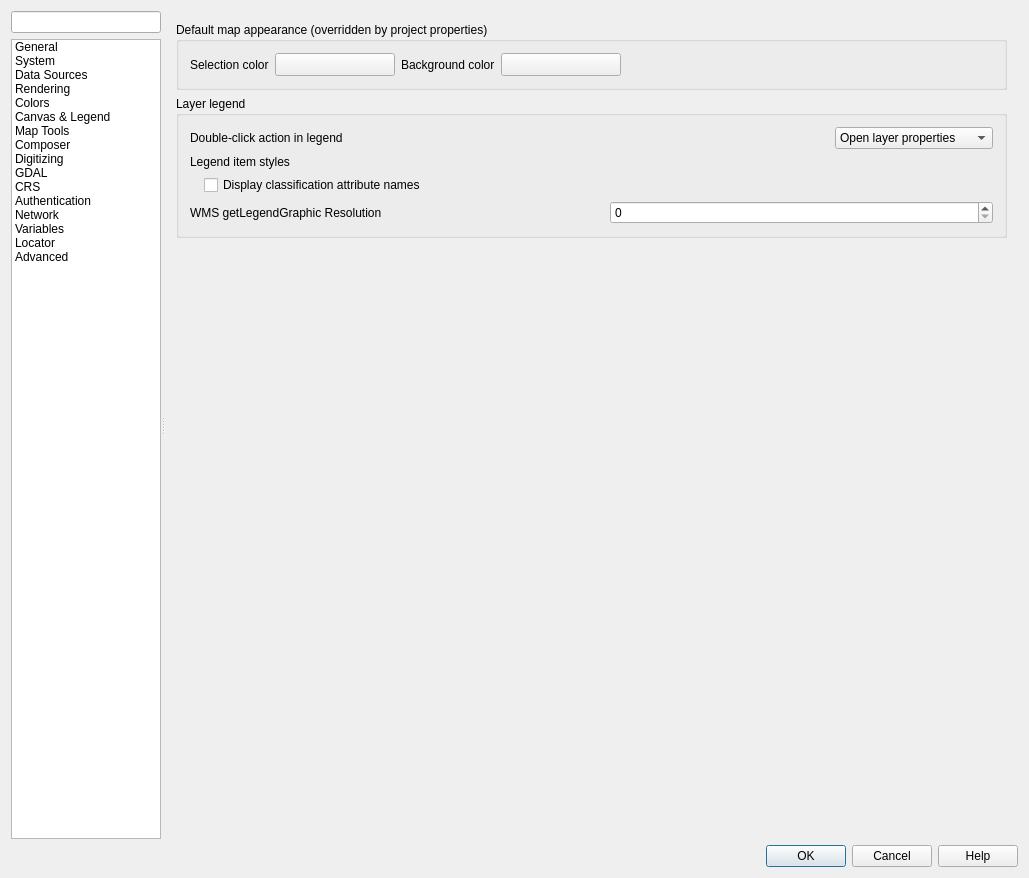
qgis/QGIS, file src/ui/qgsoptionsbase.ui: the form before one commit.
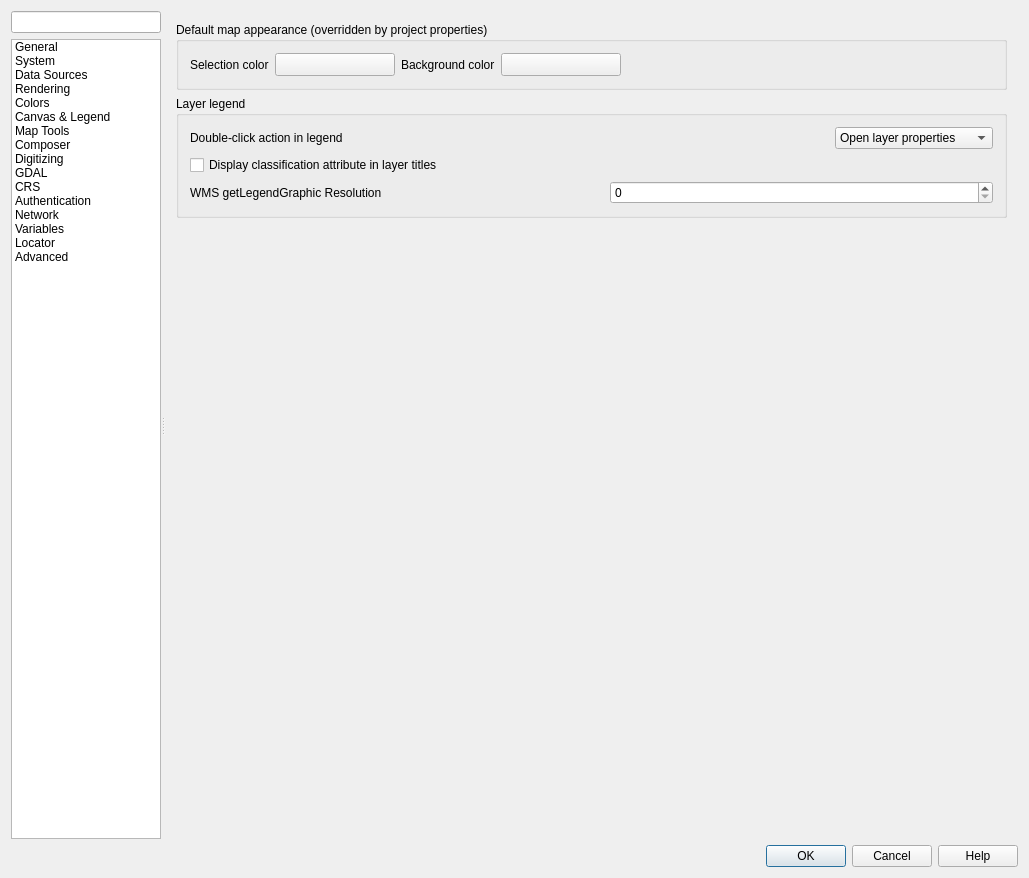
The form after the commit. Icons and pictures are not drawn. Custom widgets are drawn as their Qt base class.

Commit message: Cleanup layer options arrangement

Diff of the .ui file:
```diff
--- a/src/ui/qgsoptionsbase.ui
+++ b/src/ui/qgsoptionsbase.ui
@@ -2991,44 +2991,11 @@
                    </layout>
                   </item>
                   <item>
-                   <layout class="QGridLayout" name="gridLayout_3" columnstretch="0,1,0">
-                    <item row="1" column="0">
-                     <spacer name="horizontalSpacer_34">
-                      <property name="orientation">
-                       <enum>Qt::Horizontal</enum>
-                      </property>
-                      <property name="sizeType">
-                       <enum>QSizePolicy::Fixed</enum>
-                      </property>
-                      <property name="sizeHint" stdset="0">
-                       <size>
-                        <width>8</width>
-                        <height>1</height>
-                       </size>
-                      </property>
-                     </spacer>
-                    </item>
-                    <item row="0" column="0" colspan="3">
-                     <widget class="QLabel" name="label_53">
-                      <property name="sizePolicy">
-                       <sizepolicy hsizetype="Minimum" vsizetype="Preferred">
-                        <horstretch>0</horstretch>
-                        <verstretch>0</verstretch>
-                       </sizepolicy>
-                      </property>
-                      <property name="text">
-                       <string>Legend item styles</string>
-                      </property>
-                     </widget>
-                    </item>
-                    <item row="1" column="1" colspan="2">
-                     <widget class="QCheckBox" name="cbxLegendClassifiers">
-                      <property name="text">
-                       <string>Display classification attribute names</string>
-                      </property>
-                     </widget>
-                    </item>
-                   </layout>
+                   <widget class="QCheckBox" name="cbxLegendClassifiers">
+                    <property name="text">
+                     <string>Display classification attribute in layer titles</string>
+                    </property>
+                   </widget>
                   </item>
                   <item>
                    <layout class="QHBoxLayout" name="horizontalLayout_34">
```
Left out of the diff: 40 changed lines with no effect on the pictures.
